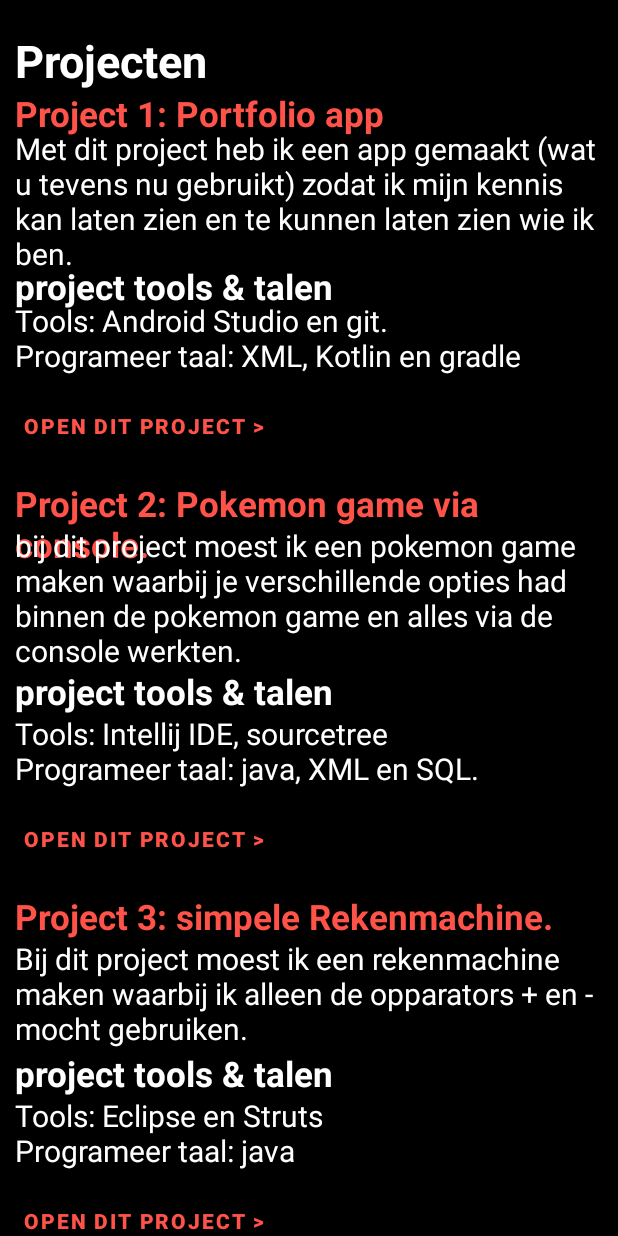
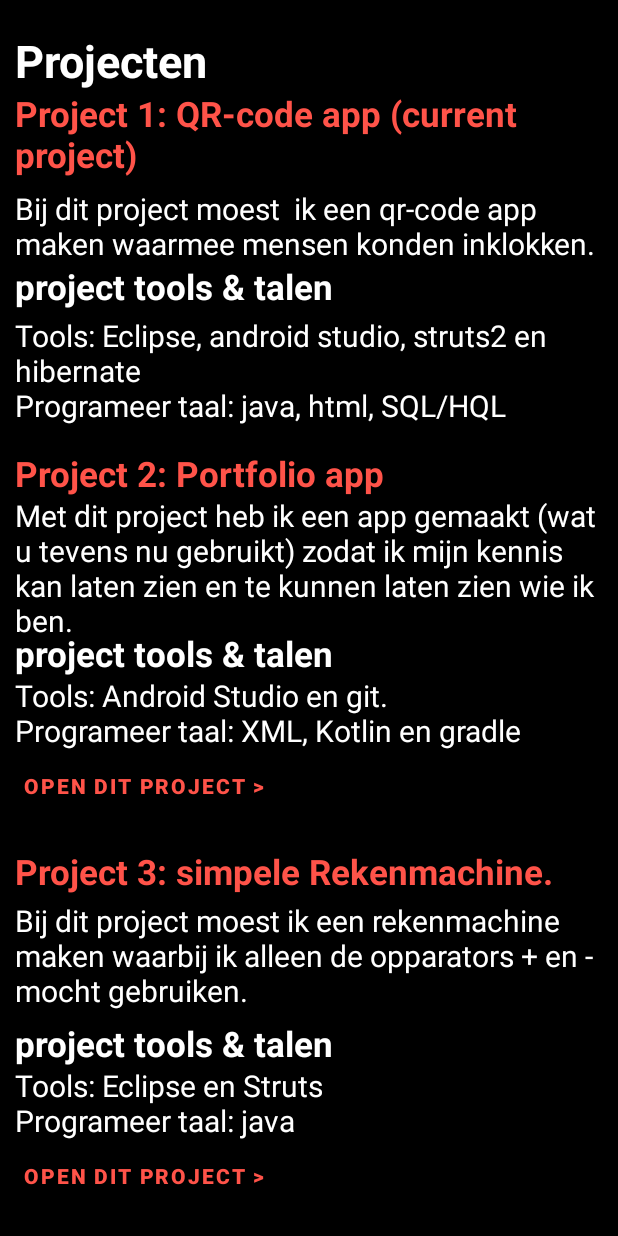
Before and after one commit to Roi-Eielts/portfolio_app, an Android app: the fragment Projects shown on its own in the app's theme, on a phone screen of 412 x 824 dp. Run offline under Robolectric (Android 15) with nearby library versions, the phone set to English and light mode, and no system bars.

Commit message:
updated + opgeschoont project

```diff
--- a/app/src/main/res/layout/fragment_about_me.xml
+++ b/app/src/main/res/layout/fragment_about_me.xml
@@ -43,7 +43,7 @@
     <ImageView
         android:layout_width="180dp"
         android:layout_height="300dp"
-        android:contentDescription="general grievous"
+        android:contentDescription="dit ben ik"
         android:src="@drawable/roi"
         android:layout_marginTop="460dp"
         android:layout_gravity="center_horizontal"/>
--- a/app/src/main/res/layout/fragment_projects.xml
+++ b/app/src/main/res/layout/fragment_projects.xml
@@ -22,7 +22,7 @@
             android:layout_height="wrap_content"
             android:layout_marginLeft="10dp"
             android:layout_marginTop="60dp"
-            android:text="Project 1: Portfolio app"
+            android:text="Project 1: QR-code app (current project)"
             android:textColor="#ff5349"
             android:textSize="23dp"
             android:textStyle="bold" />
@@ -30,11 +30,11 @@
             android:layout_width="wrap_content"
             android:layout_height="wrap_content"
             android:layout_marginLeft="10dp"
-            android:layout_marginTop="85dp"
-            android:text="Met dit project heb ik een app gemaakt (wat u tevens nu gebruikt) zodat ik mijn kennis kan laten zien en te kunnen laten zien wie ik ben."
+            android:layout_marginTop="125dp"
+            android:text="Bij dit project moest  ik een qr-code app maken waarmee mensen konden inklokken."
             android:textColor="@color/white"
             android:textSize="20dp"
-             />
+            />
         <TextView
             android:layout_width="wrap_content"
             android:layout_height="wrap_content"
@@ -49,7 +49,44 @@
             android:layout_width="wrap_content"
             android:layout_height="wrap_content"
             android:layout_marginLeft="10dp"
-            android:layout_marginTop="200dp"
+            android:layout_marginTop="210dp"
+            android:text='Tools: Eclipse, android studio, struts2 en hibernate\nProgrameer taal: java, html, SQL/HQL'
+            android:textColor="@color/white"
+            android:textSize="20dp"
+            />
+        <TextView
+            android:layout_width="wrap_content"
+            android:layout_height="wrap_content"
+            android:layout_marginLeft="10dp"
+            android:layout_marginTop="300dp"
+            android:text="Project 2: Portfolio app"
+            android:textColor="#ff5349"
+            android:textSize="23dp"
+            android:textStyle="bold" />
+        <TextView
+            android:layout_width="wrap_content"
+            android:layout_height="wrap_content"
+            android:layout_marginLeft="10dp"
+            android:layout_marginTop="330dp"
+            android:text="Met dit project heb ik een app gemaakt (wat u tevens nu gebruikt) zodat ik mijn kennis kan laten zien en te kunnen laten zien wie ik ben."
+            android:textColor="@color/white"
+            android:textSize="20dp"
+             />
+        <TextView
+            android:layout_width="wrap_content"
+            android:layout_height="wrap_content"
+            android:layout_marginLeft="10dp"
+            android:layout_marginTop="420dp"
+            android:text='project tools &amp; talen'
+            android:textColor="@color/white"
+            android:textSize="23dp"
+            android:textStyle="bold"
+            />
+        <TextView
+            android:layout_width="wrap_content"
+            android:layout_height="wrap_content"
+            android:layout_marginLeft="10dp"
+            android:layout_marginTop="450dp"
             android:text='Tools: Android Studio en git.\nProgrameer taal: XML, Kotlin en gradle'
             android:textColor="@color/white"
             android:textSize="20dp"
@@ -58,7 +95,7 @@
             android:id="@+id/portfolio_app"
             android:layout_width="wrap_content"
             android:layout_height="wrap_content"
-            android:layout_marginTop="260dp"
+            android:layout_marginTop="500dp"
             android:background="@android:color/transparent"
             android:text="Open dit project >"
             android:textColor="#ff5349"
@@ -68,8 +105,8 @@
             android:layout_width="wrap_content"
             android:layout_height="wrap_content"
             android:layout_marginLeft="10dp"
-            android:layout_marginTop="320dp"
-            android:text="Project 2: Pokemon game via console."
+            android:layout_marginTop="565dp"
+            android:text="Project 3: simpele Rekenmachine."
             android:textColor="#ff5349"
             android:textSize="23dp"
             android:textStyle="bold" />
@@ -77,8 +114,8 @@
             android:layout_width="wrap_content"
             android:layout_height="wrap_content"
             android:layout_marginLeft="10dp"
-            android:layout_marginTop="350dp"
-            android:text="bij dit project moest ik een pokemon game maken waarbij je verschillende opties had binnen de pokemon game en alles via de console werkten."
+            android:layout_marginTop="600dp"
+            android:text="Bij dit project moest ik een rekenmachine maken waarbij ik alleen de opparators + en - mocht gebruiken."
             android:textColor="@color/white"
             android:textSize="20dp"
             />
@@ -86,7 +123,7 @@
             android:layout_width="wrap_content"
             android:layout_height="wrap_content"
             android:layout_marginLeft="10dp"
-            android:layout_marginTop="445dp"
+            android:layout_marginTop="680dp"
             android:text='project tools &amp; talen'
             android:textColor="@color/white"
             android:textSize="23dp"
@@ -96,16 +133,16 @@
             android:layout_width="wrap_content"
             android:layout_height="wrap_content"
             android:layout_marginLeft="10dp"
-            android:layout_marginTop="475dp"
-            android:text='Tools: Intellij IDE, sourcetree\nProgrameer taal: java, XML en SQL.'
+            android:layout_marginTop="710dp"
+            android:text='Tools: Eclipse en Struts\nProgrameer taal: java'
             android:textColor="@color/white"
             android:textSize="20dp"
             />
         <Button
-            android:id="@+id/pokemon_game"
+            android:id="@+id/Rekenmachine"
             android:layout_width="wrap_content"
             android:layout_height="wrap_content"
-            android:layout_marginTop="535dp"
+            android:layout_marginTop="760dp"
             android:background="@android:color/transparent"
             android:text="Open dit project >"
             android:textColor="#ff5349"
@@ -115,8 +152,8 @@
             android:layout_width="wrap_content"
             android:layout_height="wrap_content"
             android:layout_marginLeft="10dp"
-            android:layout_marginTop="595dp"
-            android:text="Project 3: simpele Rekenmachine."
+            android:layout_marginTop="820dp"
+            android:text="Project 3: Pokemon game via console."
             android:textColor="#ff5349"
             android:textSize="23dp"
             android:textStyle="bold" />
@@ -124,55 +161,8 @@
             android:layout_width="wrap_content"
             android:layout_height="wrap_content"
             android:layout_marginLeft="10dp"
-            android:layout_marginTop="625dp"
-            android:text="Bij dit project moest ik een rekenmachine maken waarbij ik alleen de opparators + en - mocht gebruiken."
-            android:textColor="@color/white"
-            android:textSize="20dp"
-            />
-        <TextView
-            android:layout_width="wrap_content"
-            android:layout_height="wrap_content"
-            android:layout_marginLeft="10dp"
-            android:layout_marginTop="700dp"
-            android:text='project tools &amp; talen'
-            android:textColor="@color/white"
-            android:textSize="23dp"
-            android:textStyle="bold"
-            />
-        <TextView
-            android:layout_width="wrap_content"
-            android:layout_height="wrap_content"
-            android:layout_marginLeft="10dp"
-            android:layout_marginTop="730dp"
-            android:text='Tools: Eclipse en Struts\nProgrameer taal: java'
-            android:textColor="@color/white"
-            android:textSize="20dp"
-            />
-        <Button
-            android:id="@+id/QR_codeApp"
-            android:layout_width="wrap_content"
-            android:layout_height="wrap_content"
-            android:layout_marginTop="790dp"
-            android:background="@android:color/transparent"
-            android:text="Open dit project >"
-            android:textColor="#ff5349"
-            android:textStyle="bold"
-            android:visibility="visible" />
-        <TextView
-            android:layout_width="wrap_content"
-            android:layout_height="wrap_content"
-            android:layout_marginLeft="10dp"
-            android:layout_marginTop="840dp"
-            android:text="Project 3: QR-code app (current project)"
-            android:textColor="#ff5349"
-            android:textSize="23dp"
-            android:textStyle="bold" />
-        <TextView
-            android:layout_width="wrap_content"
-            android:layout_height="wrap_content"
-            android:layout_marginLeft="10dp"
-            android:layout_marginTop="900dp"
-            android:text="Bij dit project moest  ik een qr-code app maken waarmee mensen konden inklokken."
+            android:layout_marginTop="850dp"
+            android:text="bij dit project moest ik een pokemon game maken waarbij je verschillende opties had binnen de pokemon game en alles via de console werkten."
             android:textColor="@color/white"
             android:textSize="20dp"
             />
@@ -191,9 +181,20 @@
             android:layout_height="wrap_content"
             android:layout_marginLeft="10dp"
             android:layout_marginTop="990dp"
-            android:text='Tools: Eclipse, android studio, struts2 en hibernate\nProgrameer taal: java, html, SQL/HQL'
+            android:text='Tools: Intellij IDE, sourcetree\nProgrameer taal: java, XML en SQL.'
             android:textColor="@color/white"
             android:textSize="20dp"
             />
+        <Button
+            android:id="@+id/pokemon_game"
+            android:layout_width="wrap_content"
+            android:layout_height="wrap_content"
+            android:layout_marginTop="1050dp"
+            android:background="@android:color/transparent"
+            android:text="Open dit project >"
+            android:textColor="#ff5349"
+            android:textStyle="bold"
+            android:visibility="visible" />
+
     </RelativeLayout>
 </ScrollView>
```
